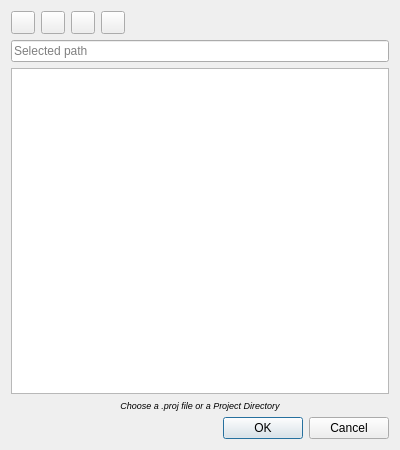
Old version of the form spinetoolbox/ui/open_project_dialog.ui in the repository spine-tools/Spine-Toolbox.
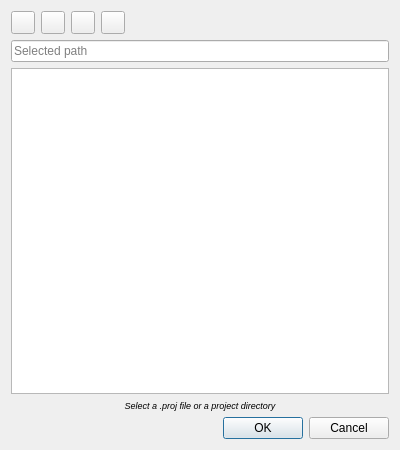
New version of the form. Icons and pictures are not drawn.

Commit message:
Updated New project form
- Project name is automatically set to selected directory name. This is just a suggestion, user's can change the name if they wish.
- Two instructional labels added
- Focus widget when opening the New project form is now the 'browse to project directory' tool button instead of the project name line edit.

Patch:
```diff
--- a/spinetoolbox/ui/open_project_dialog.ui
+++ b/spinetoolbox/ui/open_project_dialog.ui
@@ -122,7 +122,7 @@
       </font>
      </property>
      <property name="text">
-      <string>Choose a .proj file or a Project Directory</string>
+      <string>Select a .proj file or a project directory</string>
      </property>
      <property name="alignment">
       <set>Qt::AlignCenter</set>
```
Left out of the diff: 6 changed lines with no effect on the pictures. The commit also changes 38 other files.
